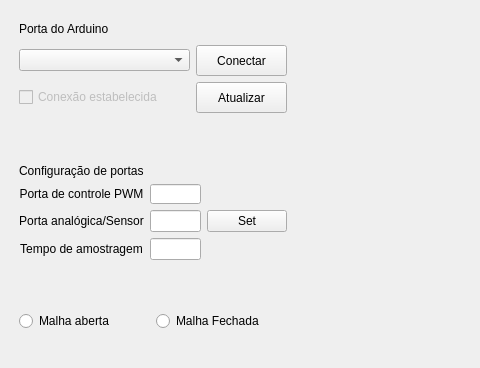
luizborgess/controlador-digital-firmata, file untitled.ui: the form before one commit; both pictures show x 0 to 480 and y 0 to 368 of the 1202 by 786 pixel window.
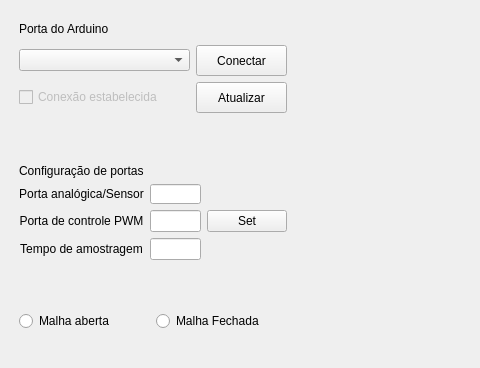
The form after the commit. Custom widgets are drawn as their Qt base class.

Diff of the .ui file:
```diff
--- a/untitled.ui
+++ b/untitled.ui
@@ -653,7 +653,7 @@
          </sizepolicy>
         </property>
         <property name="text">
-         <string>Porta analógica/Sensor</string>
+         <string>Porta de controle PWM</string>
         </property>
         <property name="alignment">
          <set>Qt::AlignCenter</set>
@@ -730,7 +730,7 @@
          </sizepolicy>
         </property>
         <property name="text">
-         <string>Porta de controle PWM</string>
+         <string>Porta analógica/Sensor</string>
         </property>
         <property name="alignment">
          <set>Qt::AlignCenter</set>
```
